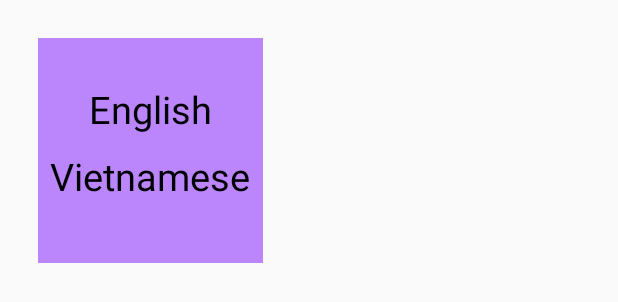
After one commit to phamtrunghieu131/NewHeureuxEnglish, an Android app: the layout word_element.xml on its own in the app's theme, with its tools: preview values and no code run, on a phone screen of 412 x 824 dp. The commit adds this screen. Shown: the top 302 px of the screen. Run offline under Robolectric (Android 15) with nearby library versions, the phone set to English and light mode, and no system bars.

Commit message:
new update hieu

```diff
--- a/app/src/main/java/com/example/heureuxenglish/AlarmReceiver.java
+++ b/app/src/main/java/com/example/heureuxenglish/AlarmReceiver.java
@@ -15,6 +15,8 @@ import androidx.core.app.NotificationManagerCompat;
 public class AlarmReceiver extends BroadcastReceiver {
     @Override
     public void onReceive(Context context, Intent intent) {
+
+        Log.e("alo","123");
 
         if (Build.VERSION.SDK_INT >= Build.VERSION_CODES.O) {
             CharSequence name = context.getString(R.string.channel_name);
--- a/app/src/main/java/com/example/heureuxenglish/NotificationActivity.java
+++ b/app/src/main/java/com/example/heureuxenglish/NotificationActivity.java
@@ -90,7 +90,9 @@ public class NotificationActivity extends AppCompatActivity {
                 @Override
                 public void onDataChange(@NonNull DataSnapshot snapshot) {
                     Word word = snapshot.getValue(Word.class);
-                    newWordText.setText(word.getWordInEnglish()+": "+word.getWordInVietnamese() );
+                    newWordText.setText(word.getWordInEnglish()+": "+word.getWordInVietnamese());
+                    FirebaseDatabase.getInstance().getReference("learnedWords").child(FirebaseAuth.getInstance().getCurrentUser().getUid())
+                            .push().setValue(word);
                 }
 
                 @Override
--- a/app/src/main/res/drawable/drawable-v24/background.xml
+++ b/app/src/main/res/drawable/drawable-v24/background.xml
@@ -2,5 +2,7 @@
 <shape xmlns:android="http://schemas.android.com/apk/res/android">
     <gradient android:startColor="@color/light_blue_bg"
         android:endColor="@color/light_blue"
-        android:angle="-45"></gradient>
+        android:angle="-45">
+
+    </gradient>
 </shape>
--- /dev/null
+++ b/app/src/main/res/layout/word_element.xml
@@ -0,0 +1,36 @@
+<?xml version="1.0" encoding="utf-8"?>
+<LinearLayout xmlns:android="http://schemas.android.com/apk/res/android"
+    android:layout_width="wrap_content"
+    android:layout_height="wrap_content"
+    android:orientation="vertical"
+    android:padding="25dp"
+    android:layout_centerInParent="true">
+
+    <RelativeLayout
+        android:layout_width="150dp"
+        android:layout_height="150dp"
+        android:background="@color/purple_200">
+
+        <TextView
+            android:id="@+id/element_english"
+            android:layout_width="wrap_content"
+            android:layout_height="wrap_content"
+            android:text="English"
+            android:textSize="25sp"
+            android:layout_centerHorizontal="true"
+            android:layout_marginTop="30dp"
+            android:textColor="@color/black"/>
+
+        <TextView
+            android:id="@+id/element_vietnamese"
+            android:layout_width="wrap_content"
+            android:layout_height="wrap_content"
+            android:layout_below="@+id/element_english"
+            android:text="Vietnamese"
+            android:textSize="25sp"
+            android:layout_centerHorizontal="true"
+            android:layout_marginTop="10dp"
+            android:textColor="@color/black">
+        </TextView>
+    </RelativeLayout>
+</LinearLayout>
```
Also changed, not shown: app/src/main/java/com/example/heureuxenglish/FragmentLearnedWords.java (+48 -1 lines), app/src/main/java/com/example/heureuxenglish/SettingActivity.java (+11 -0 lines), app/src/main/java/com/example/heureuxenglish/WordAdapter.java (added, +67 -0 lines), app/src/main/res/layout/fragment_learnedwords.xml (+30 -10 lines).
